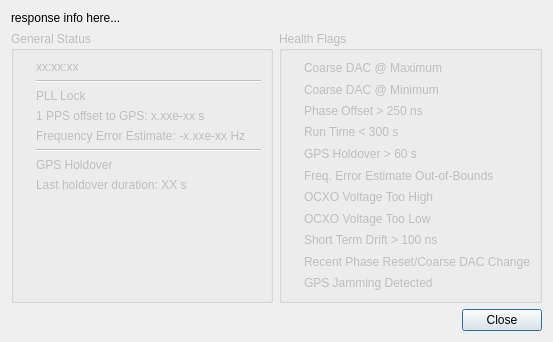
The window that src/hcrgui/FireflydDetails.ui (NCAR/HCR_instrument) describes before a commit, drawn with Qt 5.
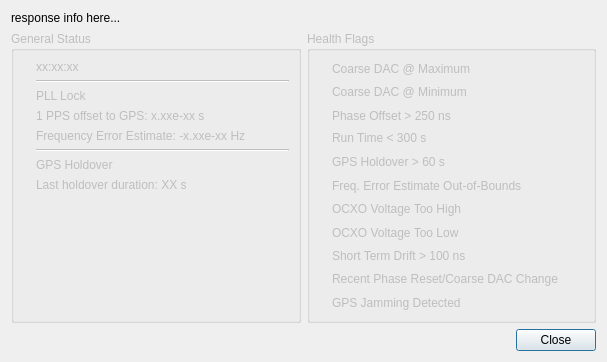
The same window after the commit. Icons and pictures are not drawn.

```diff
--- a/src/hcrgui/FireflydDetails.ui
+++ b/src/hcrgui/FireflydDetails.ui
@@ -6,8 +6,8 @@
    <rect>
     <x>0</x>
     <y>0</y>
-    <width>553</width>
-    <height>342</height>
+    <width>607</width>
+    <height>362</height>
    </rect>
   </property>
   <property name="windowTitle">
```
Left out of the diff: 3 changed lines with no effect on the pictures.
